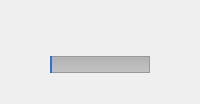
yoep/popcorn-fx, file video-vlc-native/src/native/widgets/playercontrols.ui: the form before one commit.
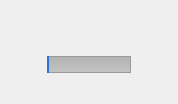
The form after the commit. Custom widgets are drawn as their Qt base class.

```diff
--- a/video-vlc-native/src/native/widgets/playercontrols.ui
+++ b/video-vlc-native/src/native/widgets/playercontrols.ui
@@ -8,29 +8,39 @@
                 background-color: rgb(23, 24, 27);
                 }
                 Icon{
-                width: 50;
-                height: 50;
+                width: 60px;
+                min-width: 60px;
+                height: 60px;
+                min-height: 60px;
                 color: rgb(204, 204, 204);
                 border: 2px solid rgb(204, 204, 204);
                 border-radius: 10;
-                font-size: 21pt;
+                font-size: 26px;
                 }
                 Icon:focus{
                 color: rgb(255, 255, 255);
                 background-color: rgba(45, 114, 217, 0.6);
                 border-color: rgb(255, 255, 255);
                 }
+                TimeLabel{
+                color: rgb(255, 255, 255);
+                font-family: "Open Sans Semibold";
+                font-size: 24px;
+                }
             </string>
         </property>
         <layout class="QGridLayout" name="controlsLayout">
+            <property name="sizeConstraint">
+                <enum>QLayout::SetFixedSize</enum>
+            </property>
             <property name="leftMargin">
-                <number>10</number>
+                <number>20</number>
             </property>
             <property name="topMargin">
                 <number>15</number>
             </property>
             <property name="rightMargin">
-                <number>10</number>
+                <number>20</number>
             </property>
             <property name="bottomMargin">
                 <number>15</number>
@@ -110,9 +120,6 @@
                     </item>
                     <item row="1" column="0">
                         <widget class="TimeLabel" name="time">
-                            <property name="styleSheet">
-                                <string notr="true">color: rgb(255, 255, 255);</string>
-                            </property>
                             <property name="alignment">
                                 <set>Qt::AlignRight|Qt::AlignTrailing|Qt::AlignVCenter</set>
                             </property>
@@ -151,9 +158,6 @@
                     </item>
                     <item row="1" column="4">
                         <widget class="TimeLabel" name="duration">
-                            <property name="styleSheet">
-                                <string notr="true">color: rgb(255, 255, 255);</string>
-                            </property>
                             <property name="alignment">
                                 <set>Qt::AlignLeading|Qt::AlignLeft|Qt::AlignVCenter</set>
                             </property>
```
